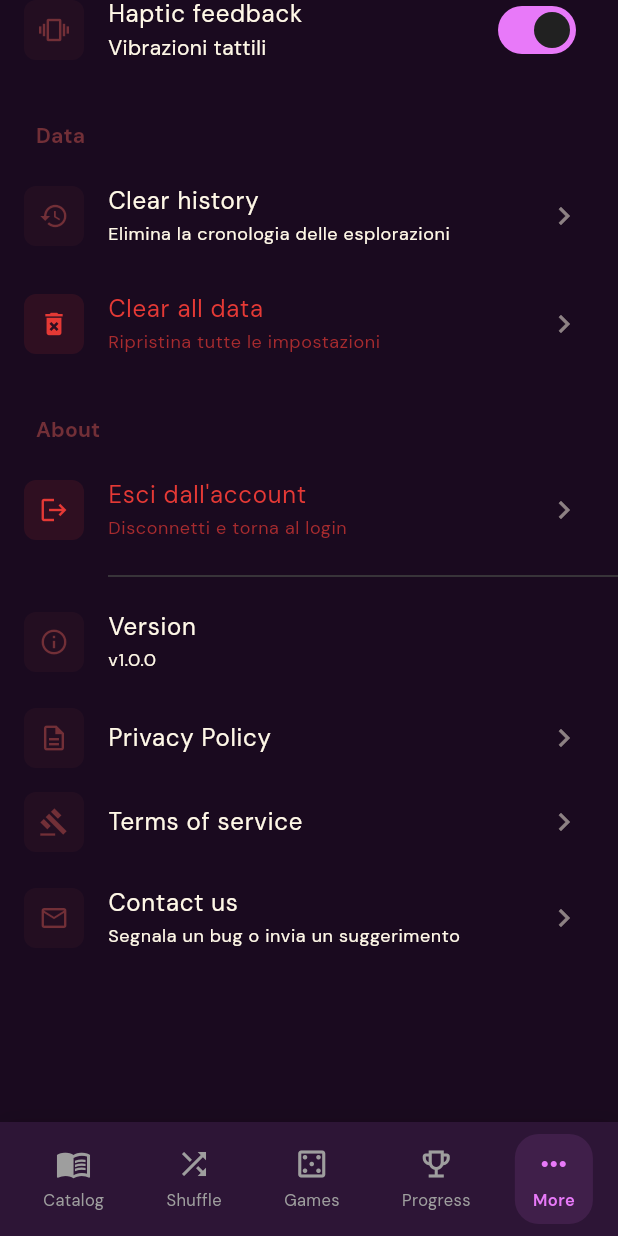
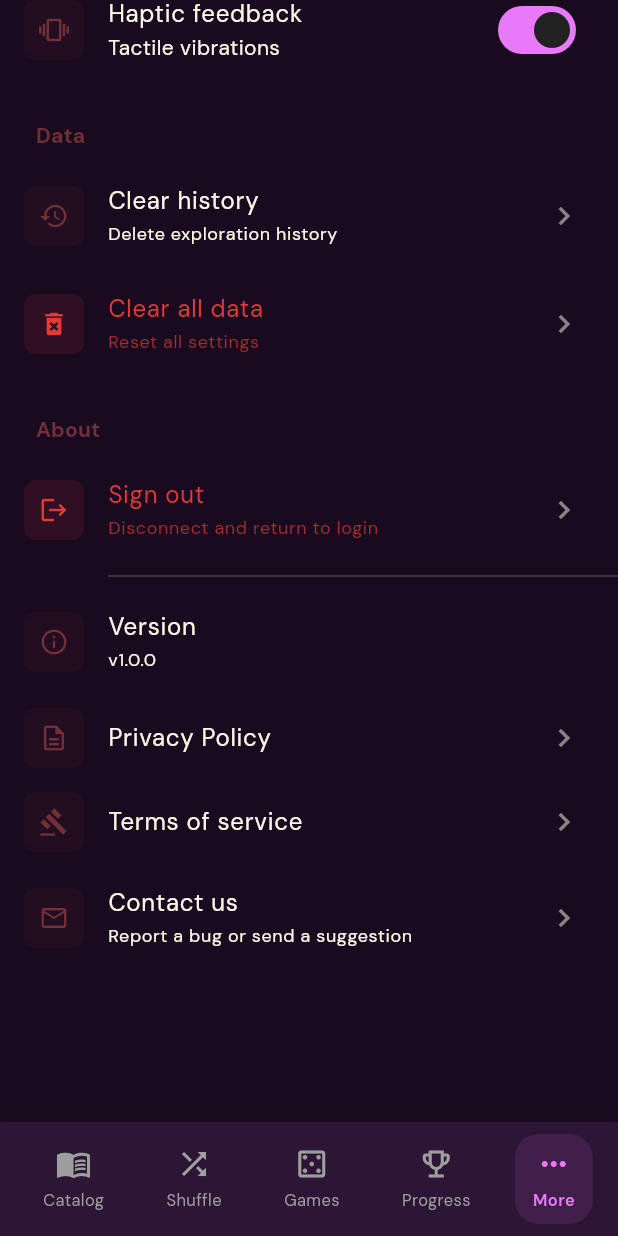
Before and after one commit to godcorpspa/kamasutra_app, a Flutter app: the SettingsScreen screen opened by its route, scrolled down 692 dp, on a phone screen of 412 x 824 dp. Run offline on Flutter 3.47's test engine with Material 3 defaults, Android fonts, the phone set to English and light mode, and no system bars; our stand-ins replace audioplayers, cloud_firestore, confetti, easy_localization, equatable, firebase_auth and 7 more; accounts and stored records are empty; network calls fail; project files that could hold a hidden picture were left out.

Commit message:
feat: complete localization of login_screen and settings_screen
Replace all remaining hardcoded Italian strings with i18n keys:
- login_screen: password validation, strength labels, error messages,
  form labels, buttons, and navigation text
- settings_screen: reauth dialogs, logout, clear history/data,
  contact section, and preference descriptions

https://claude.ai/code/session_014SEHaFvYjJX373Ttgt5jh3

```diff
--- a/lib/features/auth/presentation/login_screen.dart
+++ b/lib/features/auth/presentation/login_screen.dart
@@ -75,11 +75,11 @@ class _LoginScreenState extends ConsumerState<LoginScreen> {
     }
 
     if (!value.contains(RegExp(r'[!@#$%^&*(),.?":{}|<>_\-+=\[\]\\\/`~]'))) {
-      errors.add('un carattere speciale (!@#\$%^&*...)');
+      errors.add('auth.one_special'.tr());
     }
 
     if (errors.isNotEmpty) {
-      return 'La password deve contenere: ${errors.join(', ')}';
+      return 'auth.password_must_contain'.tr(namedArgs: {'errors': errors.join(', ')});
     }
 
     return null;
@@ -88,11 +88,11 @@ class _LoginScreenState extends ConsumerState<LoginScreen> {
   // Validazione conferma password
   String? _validateConfirmPassword(String? value) {
     if (value == null || value.isEmpty) {
-      return 'Conferma la password';
+      return 'auth.confirm_password'.tr();
     }
 
     if (value != _passwordController.text) {
-      return 'Le password non corrispondono';
+      return 'auth.passwords_dont_match'.tr();
     }
 
     return null;
@@ -123,11 +123,11 @@ class _LoginScreenState extends ConsumerState<LoginScreen> {
   }
 
   String _getPasswordStrengthText(double strength) {
-    if (strength < 0.3) return 'Molto debole';
-    if (strength < 0.5) return 'Debole';
-    if (strength < 0.7) return 'Media';
-    if (strength < 0.9) return 'Forte';
-    return 'Molto forte';
+    if (strength < 0.3) return 'auth.very_weak'.tr();
+    if (strength < 0.5) return 'auth.weak'.tr();
+    if (strength < 0.7) return 'auth.medium_strength'.tr();
+    if (strength < 0.9) return 'auth.strong'.tr();
+    return 'auth.very_strong'.tr();
   }
 
   Future<void> _submit() async {
@@ -174,7 +174,7 @@ class _LoginScreenState extends ConsumerState<LoginScreen> {
       if (mounted) {
         setState(() {
           _isLoading = false;
-          _errorMessage = errorMsg ?? 'Errore di connessione. Riprova.';
+          _errorMessage = errorMsg ?? 'auth.connection_error'.tr();
         });
       }
     }
@@ -230,7 +230,7 @@ class _LoginScreenState extends ConsumerState<LoginScreen> {
       if (mounted) {
         setState(() {
           _isLoading = false;
-          _errorMessage = 'Errore con Google Sign-In. Riprova.';
+          _errorMessage = 'auth.google_error'.tr();
         });
       }
     }
@@ -253,27 +253,27 @@ class _LoginScreenState extends ConsumerState<LoginScreen> {
   String _getErrorMessage(String code) {
     switch (code) {
       case 'weak-password':
-        return 'La password è troppo debole';
+        return 'auth.error_weak_password'.tr();
       case 'email-already-in-use':
-        return 'Questa email è già registrata';
+        return 'auth.error_email_in_use'.tr();
       case 'invalid-email':
-        return 'Email non valida';
+        return 'auth.error_invalid_email'.tr();
       case 'user-not-found':
-        return 'Nessun account trovato con questa email';
+        return 'auth.error_user_not_found'.tr();
       case 'wrong-password':
-        return 'Password errata';
+        return 'auth.error_wrong_password'.tr();
       case 'user-disabled':
-        return 'Account disabilitato';
+        return 'auth.error_user_disabled'.tr();
       case 'too-many-requests':
-        return 'Troppi tentativi. Riprova tra qualche minuto';
+        return 'auth.error_too_many_requests'.tr();
       case 'invalid-credential':
-        return 'Email o password non corretti';
+        return 'auth.error_invalid_credential'.tr();
       case 'operation-not-allowed':
-        return 'Operazione non consentita';
+        return 'auth.error_not_allowed'.tr();
       case 'network-request-failed':
-        return 'Errore di rete. Controlla la connessione.';
+        return 'auth.error_network'.tr();
       default:
-        return 'Errore di autenticazione ($code)';
+        return 'auth.error_auth_generic'.tr(namedArgs: {'code': code});
     }
   }
 
@@ -284,12 +284,12 @@ class _LoginScreenState extends ConsumerState<LoginScreen> {
       context: context,
       builder: (dialogContext) => AlertDialog(
         backgroundColor: _darkBackground,
-        title: const Text('Reset Password', style: TextStyle(color: _cream)),
+        title: Text('auth.reset_password'.tr(), style: const TextStyle(color: _cream)),
         content: TextField(
           controller: emailController,
           style: const TextStyle(color: _cream),
           decoration: InputDecoration(
-            labelText: 'Email',
+            labelText: 'auth.email_label'.tr(),
             labelStyle: TextStyle(color: _cream.withOpacity(0.7)),
             enabledBorder: const OutlineInputBorder(
               borderSide: BorderSide(color: _purple),
@@ -302,7 +302,7 @@ class _LoginScreenState extends ConsumerState<LoginScreen> {
         actions: [
           TextButton(
             onPressed: () => Navigator.pop(dialogContext),
-            child: Text('Annulla', style: TextStyle(color: _cream.withOpacity(0.7))),
+            child: Text('common.cancel'.tr(), style: TextStyle(color: _cream.withOpacity(0.7))),
           ),
           ElevatedButton(
             style: ElevatedButton.styleFrom(backgroundColor: _purple),
@@ -314,8 +314,8 @@ class _LoginScreenState extends ConsumerState<LoginScreen> {
                 if (mounted) {
                   Navigator.pop(dialogContext);
                   ScaffoldMessenger.of(context).showSnackBar(
-                    const SnackBar(
-                      content: Text('Email di reset inviata! Controlla la tua casella.'),
+                    SnackBar(
+                      content: Text('auth.reset_email_sent'.tr()),
                       backgroundColor: _purple,
                     ),
                   );
@@ -331,7 +331,7 @@ class _LoginScreenState extends ConsumerState<LoginScreen> {
                 }
               }
             },
-            child: const Text('Invia'),
+            child: Text('auth.send_btn'.tr()),
           ),
         ],
       ),
@@ -373,7 +373,7 @@ class _LoginScreenState extends ConsumerState<LoginScreen> {
                 ),
                 const SizedBox(height: 8),
                 Text(
-                  _isLogin ? 'Bentornato!' : 'Crea il tuo account',
+                  _isLogin ? 'auth.welcome_back'.tr() : 'auth.create_account'.tr(),
                   style: TextStyle(
                     fontSize: 16,
                     color: _cream.withOpacity(0.7),
@@ -413,7 +413,7 @@ class _LoginScreenState extends ConsumerState<LoginScreen> {
                   keyboardType: TextInputType.emailAddress,
                   style: const TextStyle(color: _cream),
                   decoration: InputDecoration(
-                    labelText: 'Email',
+                    labelText: 'auth.email_label'.tr(),
                     labelStyle: TextStyle(color: _cream.withOpacity(0.7)),
                     prefixIcon: const Icon(Icons.email_outlined, color: _fuchsia),
                     enabledBorder: OutlineInputBorder(
@@ -436,10 +436,10 @@ class _LoginScreenState extends ConsumerState<LoginScreen> {
                   ),
                   validator: (value) {
                     if (value == null || value.isEmpty) {
-                      return 'Inserisci la tua email';
+                      return 'auth.enter_email'.tr();
                     }
                     if (!RegExp(r'^[\w-\.]+@([\w-]+\.)+[\w-]{2,4}$').hasMatch(value)) {
-                      return 'Email non valida';
+                      return 'auth.invalid_email'.tr();
                     }
                     return null;
                   },
@@ -456,7 +456,7 @@ class _LoginScreenState extends ConsumerState<LoginScreen> {
                     setState(() {});
                   },
                   decoration: InputDecoration(
-                    labelText: 'Password',
+                    labelText: 'auth.password_label'.tr(),
                     labelStyle: TextStyle(color: _cream.withOpacity(0.7)),
                     prefixIcon: const Icon(Icons.lock_outlined, color: _fuchsia),
                     suffixIcon: IconButton(
@@ -535,7 +535,7 @@ class _LoginScreenState extends ConsumerState<LoginScreen> {
                     obscureText: _obscureConfirmPassword,
                     style: const TextStyle(color: _cream),
                     decoration: InputDecoration(
-                      labelText: 'Conferma Password',
+                      labelText: 'auth.confirm_password'.tr(),
                       labelStyle: TextStyle(color: _cream.withOpacity(0.7)),
                       prefixIcon: const Icon(Icons.lock_outline, color: _fuchsia),
                       suffixIcon: IconButton(
@@ -579,7 +579,7 @@ class _LoginScreenState extends ConsumerState<LoginScreen> {
                     child: TextButton(
                       onPressed: _showResetPasswordDialog,
                       child: const Text(
-                        'Password dimenticata?',
+                        'auth.forgot_password'.tr(),
                         style: TextStyle(color: _fuchsiaLight),
                       ),
                     ),
@@ -610,7 +610,7 @@ class _LoginScreenState extends ConsumerState<LoginScreen> {
                             ),
                           )
                         : Text(
-                            _isLogin ? 'Accedi' : 'Registrati',
+                            _isLogin ? 'auth.login'.tr() : 'auth.register'.tr(),
                             style: const TextStyle(
                               fontSize: 18,
                               fontWeight: FontWeight.bold,
@@ -628,7 +628,7 @@ class _LoginScreenState extends ConsumerState<LoginScreen> {
                     Padding(
                       padding: const EdgeInsets.symmetric(horizontal: 16),
                       child: Text(
-                        'oppure',
+                        'auth.or_divider'.tr(),
                         style: TextStyle(color: _cream.withOpacity(0.5)),
                       ),
                     ),
@@ -656,7 +656,7 @@ class _LoginScreenState extends ConsumerState<LoginScreen> {
                         ),
                       ),
                     ),
-                    label: const Text('Continua con Google'),
+                    label: Text('auth.continue_google'.tr()),
                     style: OutlinedButton.styleFrom(
                       foregroundColor: _cream,
                       side: const BorderSide(color: _fuchsiaLight),
@@ -674,7 +674,7 @@ class _LoginScreenState extends ConsumerState<LoginScreen> {
                   mainAxisAlignment: MainAxisAlignment.center,
                   children: [
                     Text(
-                      _isLogin ? 'Non hai un account?' : 'Hai già un account?',
+                      _isLogin ? 'auth.no_account'.tr() : 'auth.has_account'.tr(),
                       style: TextStyle(color: _cream.withOpacity(0.7)),
                     ),
                     TextButton(
@@ -686,7 +686,7 @@ class _LoginScreenState extends ConsumerState<LoginScreen> {
                         });
                       },
                       child: Text(
-                        _isLogin ? 'Registrati' : 'Accedi',
+                        _isLogin ? 'auth.register'.tr() : 'auth.login'.tr(),
                         style: const TextStyle(
                           color: _fuchsiaLight,
                           fontWeight: FontWeight.bold,
@@ -715,23 +715,23 @@ class _LoginScreenState extends ConsumerState<LoginScreen> {
         crossAxisAlignment: CrossAxisAlignment.start,
         children: [
           _buildRequirementRow(
-            'Minimo 8 caratteri',
+            'auth.req_min_chars'.tr(),
             password.length >= 8,
           ),
           _buildRequirementRow(
-            'Una lettera maiuscola (A-Z)',
+            'auth.req_uppercase'.tr(),
             password.contains(RegExp(r'[A-Z]')),
           ),
           _buildRequirementRow(
-            'Una lettera minuscola (a-z)',
+            'auth.req_lowercase'.tr(),
             password.contains(RegExp(r'[a-z]')),
           ),
           _buildRequirementRow(
-            'Un numero (0-9)',
+            'auth.req_number'.tr(),
             password.contains(RegExp(r'[0-9]')),
           ),
           _buildRequirementRow(
-            'Un carattere speciale (!@#\$%...)',
+            'auth.req_special'.tr(),
             password.contains(RegExp(r'[!@#$%^&*(),.?":{}|<>_\-+=\[\]\\\/`~]')),
           ),
         ],
--- a/lib/features/settings/presentation/settings_screen.dart
+++ b/lib/features/settings/presentation/settings_screen.dart
@@ -354,19 +354,19 @@ class _SettingsScreenState extends ConsumerState<SettingsScreen> {
       showDialog(
         context: context,
         builder: (dialogContext) => AlertDialog(
-          title: const Text('Conferma identità'),
+          title: Text('settings_extra.confirm_identity'.tr()),
           content: Column(
             mainAxisSize: MainAxisSize.min,
             children: [
-              const Text(
-                'Per motivi di sicurezza, inserisci la tua password per confermare l\'eliminazione.',
+              Text(
+                'settings_extra.reauth_email_desc'.tr(),
               ),
               const SizedBox(height: 16),
               TextField(
                 controller: passwordController,
                 obscureText: true,
-                decoration: const InputDecoration(
-                  labelText: 'Password',
+                decoration: InputDecoration(
+                  labelText: 'settings_extra.password_label'.tr(),
                   border: OutlineInputBorder(),
                 ),
               ),
@@ -388,7 +388,7 @@ class _SettingsScreenState extends ConsumerState<SettingsScreen> {
                 await _reauthWithPasswordAndDelete(password);
               },
               style: TextButton.styleFrom(foregroundColor: AppColors.error),
-              child: const Text('Conferma ed elimina'),
+              child: Text('settings_extra.confirm_delete'.tr()),
             ),
           ],
         ),
@@ -414,8 +414,8 @@ class _SettingsScreenState extends ConsumerState<SettingsScreen> {
       await _performDeleteAccount();
     } catch (e) {
       scaffoldMessenger.showSnackBar(
-        const SnackBar(
-          content: Text('Errore durante la riautenticazione'),
+        SnackBar(
+          content: Text('settings_extra.reauth_error'.tr()),
           backgroundColor: Colors.red,
           behavior: SnackBarBehavior.floating,
         ),
@@ -435,8 +435,8 @@ class _SettingsScreenState extends ConsumerState<SettingsScreen> {
       await _performDeleteAccount();
     } on FirebaseAuthException catch (e) {
       final message = e.code == 'wrong-password'
-          ? 'Password errata'
-          : 'Errore: ${e.message ?? 'riautenticazione fallita'}';
+          ? 'settings_extra.wrong_password'.tr()
+          : 'settings_extra.error_delete_account'.tr();
       scaffoldMessenger.showSnackBar(
         SnackBar(
           content: Text(message),
@@ -446,8 +446,8 @@ class _SettingsScreenState extends ConsumerState<SettingsScreen> {
       );
     } catch (e) {
       scaffoldMessenger.showSnackBar(
-        const SnackBar(
-          content: Text('Errore durante la riautenticazione'),
+        SnackBar(
+          content: Text('settings_extra.reauth_error'.tr()),
           backgroundColor: Colors.red,
           behavior: SnackBarBehavior.floating,
         ),
@@ -462,7 +462,7 @@ class _SettingsScreenState extends ConsumerState<SettingsScreen> {
         _buildListTile(
           icon: Icons.language,
           title: 'settings.language'.tr(),
-          subtitle: context.locale.languageCode == 'it' ? 'Italiano' : 'English',
+          subtitle: _getLanguageName(context.locale.languageCode),
           onTap: () => _showLanguageDialog(),
         ),
 
@@ -470,7 +470,7 @@ class _SettingsScreenState extends ConsumerState<SettingsScreen> {
         _buildSwitchTile(
           icon: Icons.volume_up,
           title: 'settings.sound_effects'.tr(),
-          subtitle: 'Effetti sonori durante i giochi',
+          subtitle: 'settings.sound_effects_desc'.tr(),
           value: _soundEffects,
           onChanged: (value) async {
             await PreferencesService.instance.setSoundEffectsEnabled(value);
@@ -487,7 +487,7 @@ class _SettingsScreenState extends ConsumerState<SettingsScreen> {
         _buildSwitchTile(
           icon: Icons.vibration,
           title: 'settings.haptic_feedback'.tr(),
-          subtitle: 'Vibrazioni tattili',
+          subtitle: 'settings.haptic_desc'.tr(),
           value: _hapticFeedback,
           onChanged: (value) async {
             await PreferencesService.instance.setHapticFeedbackEnabled(value);
@@ -506,14 +506,14 @@ class _SettingsScreenState extends ConsumerState<SettingsScreen> {
         _buildListTile(
           icon: Icons.history,
           title: 'settings.clear_history'.tr(),
-          subtitle: 'Elimina la cronologia delle esplorazioni',
+          subtitle: 'settings.clear_history_desc'.tr(),
           onTap: () => _showClearHistoryDialog(),
         ),
 
         _buildListTile(
           icon: Icons.delete_forever,
           title: 'settings.clear_all_data'.tr(),
-          subtitle: 'Ripristina tutte le impostazioni',
+          subtitle: 'settings.clear_all_data_desc'.tr(),
           onTap: () => _showClearAllDataDialog(),
           isDestructive: true,
         ),
@@ -526,8 +526,8 @@ class _SettingsScreenState extends ConsumerState<SettingsScreen> {
       children: [
         _buildListTile(
           icon: Icons.logout,
-          title: 'Esci dall\'account',
-          subtitle: 'Disconnetti e torna al login',
+          title: 'settings.logout_and_disconnect'.tr(),
+          subtitle: 'settings.logout_disconnect_desc'.tr(),
           onTap: () => _showLogoutDialog(),
           isDestructive: true,
         ),
@@ -552,7 +552,7 @@ class _SettingsScreenState extends ConsumerState<SettingsScreen> {
         _buildListTile(
           icon: Icons.email_outlined,
           title: 'settings.contact'.tr(),
-          subtitle: 'Segnala un bug o invia un suggerimento',
+          subtitle: 'settings_extra.contact_subtitle'.tr(),
           onTap: () => _showContactOptions(),
         ),
       ],
@@ -563,9 +563,9 @@ class _SettingsScreenState extends ConsumerState<SettingsScreen> {
     showDialog(
       context: context,
       builder: (dialogContext) => AlertDialog(
-        title: const Text('Esci dall\'account'),
-        content: const Text(
-          'Sei sicuro di voler uscire? Dovrai effettuare nuovamente l\'accesso.',
+        title: Text('settings_extra.logout'.tr()),
+        content: Text(
+          'settings_extra.logout_desc'.tr(),
         ),
         actions: [
           TextButton(
@@ -578,7 +578,7 @@ class _SettingsScreenState extends ConsumerState<SettingsScreen> {
               await _performLogout();
             },
             style: TextButton.styleFrom(foregroundColor: AppColors.error),
-            child: const Text('Esci'),
+            child: Text('settings_extra.logout_btn'.tr()),
           ),
         ],
       ),
@@ -603,8 +603,8 @@ class _SettingsScreenState extends ConsumerState<SettingsScreen> {
       debugPrint('Errore logout: $e');
       if (mounted) {
         ScaffoldMessenger.of(context).showSnackBar(
-          const SnackBar(
-            content: Text('Errore durante il logout'),
+          SnackBar(
+            content: Text('settings_extra.logout_error'.tr()),
             backgroundColor: Colors.red,
           ),
         );
@@ -782,9 +782,8 @@ class _SettingsScreenState extends ConsumerState<SettingsScreen> {
       context: context,
       builder: (dialogContext) => AlertDialog(
         title: Text('settings.clear_history'.tr()),
-        content: const Text(
-          'Sei sicuro di voler eliminare tutta la cronologia? '
-          'Questa azione non può essere annullata.',
+        content: Text(
+          'settings_extra.clear_history_confirm'.tr(),
         ),
         actions: [
           TextButton(
@@ -799,15 +798,15 @@ class _SettingsScreenState extends ConsumerState<SettingsScreen> {
                 await PreferencesService.instance.setTriedPositionIds([]);
                 await UserDataSyncService.instance.clearCloudHistory();
                 scaffoldMessenger.showSnackBar(
-                  const SnackBar(
-                    content: Text('Cronologia eliminata'),
+                  SnackBar(
+                    content: Text('settings_extra.history_deleted'.tr()),
                     behavior: SnackBarBehavior.floating,
                   ),
                 );
               } catch (e) {
                 scaffoldMessenger.showSnackBar(
-                  const SnackBar(
-                    content: Text('Errore durante l\'eliminazione'),
+                  SnackBar(
+                    content: Text('settings_extra.delete_error_generic'.tr()),
                     backgroundColor: Colors.red,
                     behavior: SnackBarBehavior.floating,
                   ),
@@ -938,15 +937,15 @@ class _SettingsScreenState extends ConsumerState<SettingsScreen> {
               Padding(
                 padding: const EdgeInsets.fromLTRB(AppSpacing.lg, AppSpacing.sm, AppSpacing.lg, AppSpacing.md),
                 child: Text(
-                  'Contattaci',
+                  'settings.contact'.tr(),
                   style: Theme.of(context).textTheme.titleLarge,
                 ),
               ),
               const Divider(height: 1),
               ListTile(
                 leading: const Icon(Icons.bug_report_outlined, color: AppColors.spicy),
-                title: const Text('Segnala un bug'),
-                subtitle: const Text('Hai trovato un problema? Faccelo sapere'),
+                title: Text('settings_extra.report_bug'.tr()),
+                subtitle: Text('settings_extra.report_bug_desc'.tr()),
                 onTap: () {
                   Navigator.pop(sheetContext);
                   _sendEmail(
@@ -957,8 +956,8 @@ class _SettingsScreenState extends ConsumerState<SettingsScreen> {
               ),
               ListTile(
                 leading: const Icon(Icons.lightbulb_outline, color: AppColors.gold),
-                title: const Text('Invia un suggerimento'),
-                subtitle: const Text('Hai un\'idea per migliorare l\'app?'),
+                title: Text('settings_extra.send_suggestion'.tr()),
+                subtitle: Text('settings_extra.send_suggestion_desc'.tr()),
                 onTap: () {
                   Navigator.pop(sheetContext);
                   _sendEmail(
@@ -969,8 +968,8 @@ class _SettingsScreenState extends ConsumerState<SettingsScreen> {
               ),
               ListTile(
                 leading: const Icon(Icons.star_outline, color: AppColors.burgundy),
-                title: const Text('Valuta l\'app'),
-                subtitle: const Text('Ti piace l\'app? Lascia una recensione'),
+                title: Text('settings_extra.rate_app'.tr()),
+                subtitle: Text('settings_extra.rate_app_desc'.tr()),
                 onTap: () {
                   Navigator.pop(sheetContext);
                   _sendEmail(
@@ -1007,18 +1006,18 @@ class _SettingsScreenState extends ConsumerState<SettingsScreen> {
         await launchUrl(uri);
       } else if (mounted) {
         ScaffoldMessenger.of(context).showSnackBar(
-          const SnackBar(
-            content: Text('Scrivici a support@kamasutraapp.com'),
+          SnackBar(
+            content: Text('settings_extra.write_to_support'.tr()),
             behavior: SnackBarBehavior.floating,
-            duration: Duration(seconds: 4),
+            duration: const Duration(seconds: 4),
           ),
         );
       }
     } catch (_) {
       if (mounted) {
         ScaffoldMessenger.of(context).showSnackBar(
-          const SnackBar(
-            content: Text('Scrivici a support@kamasutraapp.com'),
+          SnackBar(
+            content: Text('settings_extra.write_to_support'.tr()),
             behavior: SnackBarBehavior.floating,
             duration: Duration(seconds: 4),
           ),
@@ -1111,10 +1110,8 @@ Per domande sui termini, contattaci a: support@kamasutraapp.com''';
       context: context,
       builder: (dialogContext) => AlertDialog(
         title: Text('settings.clear_all_data'.tr()),
-        content: const Text(
-          'Sei sicuro di voler eliminare tutti i dati? '
-          'Questo include preferenze, cronologia, badge e progressi. '
-          'L\'azione non può essere annullata.',
+        content: Text(
+          'settings_extra.clear_all_confirm'.tr(),
         ),
         actions: [
           TextButton(
@@ -1129,15 +1126,15 @@ Per domande sui termini, contattaci a: support@kamasutraapp.com''';
                 await UserDataSyncService.instance.clearCloudUserData();
                 _loadSettings();
                 scaffoldMessenger.showSnackBar(
-                  const SnackBar(
-                    content: Text('Tutti i dati eliminati'),
+                  SnackBar(
+                    content: Text('settings_extra.all_data_deleted'.tr()),
                     behavior: SnackBarBehavior.floating,
                   ),
                 );
               } catch (e) {
                 scaffoldMessenger.showSnackBar(
-                  const SnackBar(
-                    content: Text('Errore durante l\'eliminazione'),
+                  SnackBar(
+                    content: Text('settings_extra.delete_error_generic'.tr()),
                     backgroundColor: Colors.red,
                     behavior: SnackBarBehavior.floating,
                   ),
```
